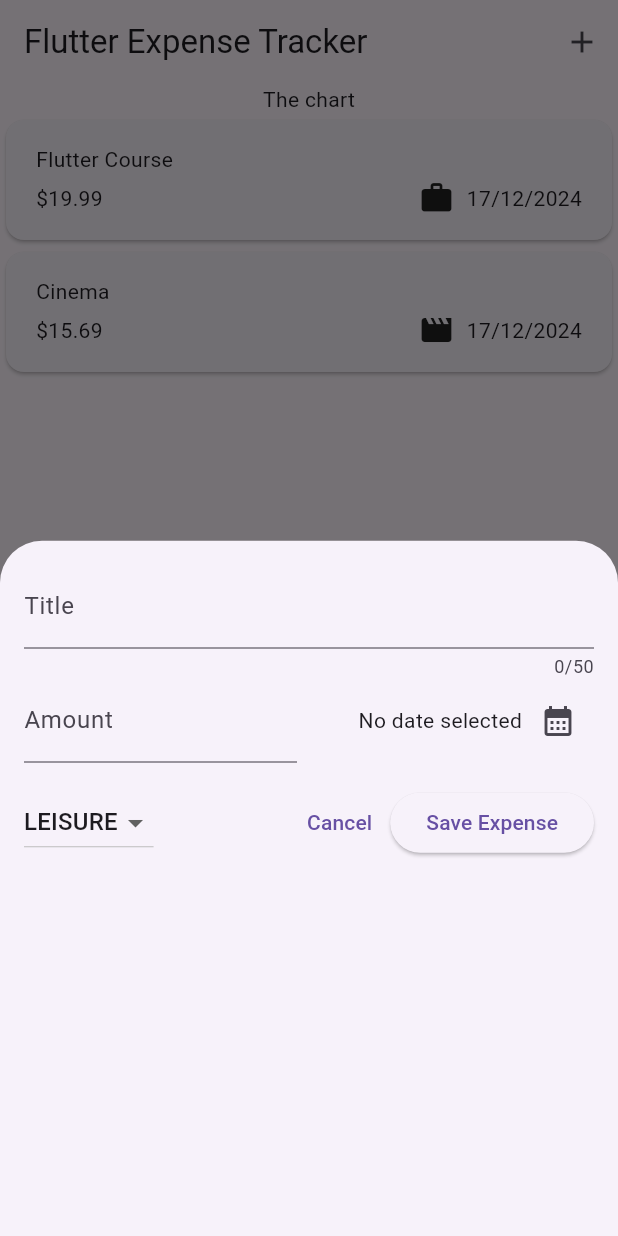
After one commit to AnesuMurakata/expense-tracker, a Flutter app: the screen it shows after launch, after a tap on the "add" icon, on a phone screen of 412 x 824 dp. The commit adds this screen. Run offline on Flutter 3.47's test engine with Material 3 defaults, Android fonts, the phone set to English and light mode, and no system bars.

Commit message:
add new expense

```diff
--- a/lib/widgets/expenses.dart
+++ b/lib/widgets/expenses.dart
@@ -1,5 +1,6 @@
 import 'package:expense_tracker/widgets/expenses_list/expenses_list.dart';
 import 'package:expense_tracker/models/expense.dart';
+import 'package:expense_tracker/widgets/new_expense.dart';
 import 'package:flutter/material.dart';
 
 class Expenses extends StatefulWidget {
@@ -25,9 +26,30 @@ class _ExpensesState extends State<Expenses> {
         category: Category.leisure),
   ];
 
+  void _openAddExpenseOverlay() {
+    showModalBottomSheet(
+        context: context,
+        builder: (ctx) => NewExpense(
+              onAddExpense: _addExpense,
+            ));
+  }
+
+  void _addExpense(Expense expense) {
+    setState(() {
+      _registeredExpenses.add(expense);
+    });
+  }
+
   @override
   Widget build(BuildContext context) {
     return Scaffold(
+      appBar: AppBar(
+        title: const Text('Flutter Expense Tracker'),
+        actions: [
+          IconButton(
+              onPressed: _openAddExpenseOverlay, icon: const Icon(Icons.add))
+        ],
+      ),
       body: Column(
         children: [
           const Text('The chart'),
--- /dev/null
+++ b/lib/widgets/new_expense.dart
@@ -0,0 +1,169 @@
+import 'package:flutter/material.dart';
+import 'package:expense_tracker/models/expense.dart';
+
+class NewExpense extends StatefulWidget {
+  const NewExpense({super.key, required this.onAddExpense});
+
+  final void Function(Expense expense) onAddExpense;
+
+  @override
+  State<NewExpense> createState() {
+    return _NewExpenseState();
+  }
+}
+
+class _NewExpenseState extends State<NewExpense> {
+  final _titleController = TextEditingController();
+  final _amountController = TextEditingController();
+  DateTime? _selectedDate;
+  Category _selectedCategory = Category.leisure;
+
+  void _presentDatePicker() async {
+    final now = DateTime.now();
+    final firstDate = DateTime(now.year - 1, now.month, now.day);
+    final pickedDate = await showDatePicker(
+      context: context,
+      firstDate: firstDate,
+      lastDate: now,
+    );
+    setState(() {
+      _selectedDate = pickedDate;
+    });
+  }
+
+  void _submitExpenseData() {
+    final enteredAmount = double.tryParse(_amountController
+        .text); // tryParse('Hello') => null, tryParse('1.12') => 1.12
+
+    final amountIsInvalid = enteredAmount == null || enteredAmount <= 0;
+
+    if (_titleController.text.trim().isEmpty ||
+        amountIsInvalid ||
+        _selectedDate == null) {
+      // show error message
+      showDialog(
+        context: context,
+        builder: (ctx) => AlertDialog(
+          title: const Text('Invalid input'),
+          content: const Text(
+              'Please make sure a valid title, amount, date and category were entered.'),
+          actions: [
+            TextButton(
+              onPressed: () {
+                Navigator.pop(ctx);
+              },
+              child: const Text('Okay'),
+            ),
+          ],
+        ),
+      );
+      return;
+    }
+
+    // ..
+    widget.onAddExpense(
+      Expense(
+        title: _titleController.text,
+        amount: enteredAmount,
+        date: _selectedDate!,
+        category: _selectedCategory,
+      ),
+    );
+  }
+
+  @override
+  void dispose() {
+    _titleController.dispose();
+    _amountController.dispose();
+    super.dispose();
+  }
+
+  @override
+  Widget build(BuildContext context) {
+    return Padding(
+      padding: const EdgeInsets.all(16),
+      child: Column(
+        children: [
+          TextField(
+            controller: _titleController,
+            maxLength: 50,
+            decoration: const InputDecoration(
+              label: Text('Title'),
+            ),
+          ),
+          Row(
+            children: [
+              Expanded(
+                child: TextField(
+                  controller: _amountController,
+                  keyboardType:
+                      const TextInputType.numberWithOptions(decimal: true),
+                  decoration: const InputDecoration(
+                    prefixText: '\$ ',
+                    label: Text('Amount'),
+                  ),
+                ),
+              ),
+              const SizedBox(
+                width: 16,
+              ),
+              Expanded(
+                child: Row(
+                  mainAxisAlignment: MainAxisAlignment.end,
+                  crossAxisAlignment: CrossAxisAlignment.center,
+                  children: [
+                    Text(_selectedDate == null
+                        ? 'No date selected'
+                        : formatter.format(_selectedDate!)),
+                    IconButton(
+                      onPressed: _presentDatePicker,
+                      icon: const Icon(Icons.calendar_month),
+                    )
+                  ],
+                ),
+              )
+            ],
+          ),
+          const SizedBox(
+            height: 16,
+          ),
+          Row(
+            children: [
+              DropdownButton(
+                  value: _selectedCategory,
+                  items: Category.values
+                      .map(
+                        (category) => DropdownMenuItem(
+                          value: category,
+                          child: Text(
+                            category.name.toUpperCase(),
+                          ),
+                        ),
+                      )
+                      .toList(),
+                  onChanged: (value) {
+                    if (value == null) {
+                      return;
+                    }
+                    setState(() {
+                      _selectedCategory = value;
+                    });
+                  }),
+              const Spacer(),
+              TextButton(
+                onPressed: () {
+                  Navigator.pop(context);
+                },
+                child: const Text('Cancel'),
+              ),
+              ElevatedButton(
+                onPressed: _submitExpenseData,
+                child: const Text('Save Expense'),
+              )
+            ],
+          )
+        ],
+      ),
+    );
+  }
+}
```
